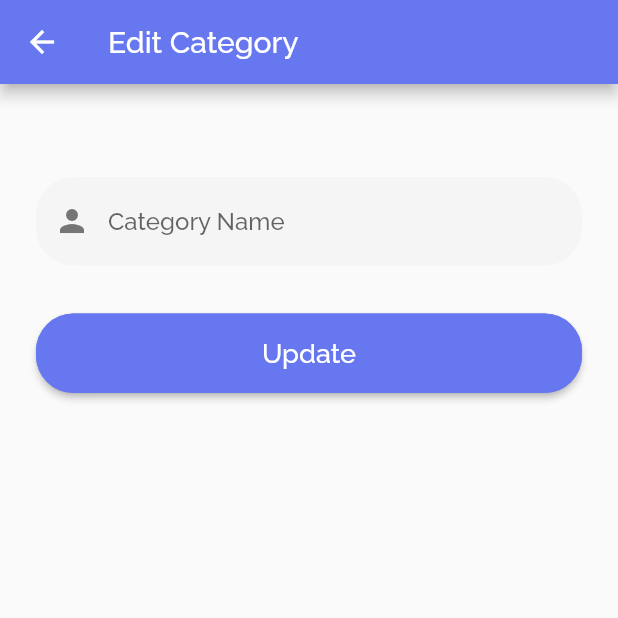
After one commit to oxychan/stisla-mobile, a Flutter app: the EditCategory screen opened by its route, on a phone screen of 412 x 824 dp, the top half of it. The commit adds this screen. Run offline on Flutter 3.47's test engine with Material 2 defaults, Android fonts, the phone set to English and light mode, and no system bars; our stand-ins replace flutter_slidable, percent_indicator, shared_preferences; missing offline and left inert: confirm_dialog; accounts and stored records are empty; network calls fail; statements that could not run were skipped.

Commit message:
added update category feature

```diff
--- a/lib/main.dart
+++ b/lib/main.dart
@@ -1,6 +1,7 @@
+import 'package:flutter/foundation.dart';
 import 'package:flutter/material.dart';
 import 'package:stisla/page/dashboard.dart';
-import 'package:stisla/page/detail_category.dart';
+import 'package:stisla/page/edit_category.dart';
 import 'package:stisla/page/login.dart';
 import 'package:stisla/page/register.dart';
 import 'package:stisla/page/splash_screen.dart';
@@ -25,7 +26,7 @@ class MyApp extends StatelessWidget {
         '/login': (context) => const LoginPage(),
         '/register': (context) => const RegisterPage(),
         '/splash': (context) => const SplashScreen(),
-        '/detail-category': (context) => const DetailCategory(),
+        '/detail-category': (context) => EditCategory(),
       },
     );
   }
--- /dev/null
+++ b/lib/page/edit_category.dart
@@ -0,0 +1,134 @@
+import 'dart:convert';
+
+import 'package:flutter/material.dart';
+import 'package:stisla/models/category_model.dart';
+
+import '../service/category_service.dart';
+
+class EditCategory extends StatefulWidget {
+  EditCategory({
+    super.key,
+    this.category,
+  });
+
+  Category? category;
+
+  @override
+  State<EditCategory> createState() => _EditCategoryState();
+}
+
+class _EditCategoryState extends State<EditCategory> {
+  final TextEditingController editTextController = TextEditingController();
+  String? editCategoryError;
+
+  @override
+  void initState() {
+    // TODO: implement initState
+    super.initState();
+    editTextController.text = widget.category!.name;
+  }
+
+  @override
+  Widget build(BuildContext context) {
+    return Scaffold(
+      appBar: AppBar(
+        backgroundColor: const Color(0xff6777ef),
+        title: const Text('Edit Category'),
+      ),
+      body: Column(
+        children: [
+          Padding(
+            padding: const EdgeInsets.symmetric(
+              vertical: 30.0,
+              horizontal: 24.0,
+            ),
+            child: Column(
+              children: [
+                Padding(
+                  padding: const EdgeInsets.symmetric(vertical: 32.0),
+                  child: TextFormField(
+                    keyboardType: TextInputType.text,
+                    controller: editTextController,
+                    decoration: InputDecoration(
+                      border: OutlineInputBorder(
+                        borderRadius: BorderRadius.circular(25.0),
+                        borderSide: BorderSide.none,
+                      ),
+                      filled: true,
+                      fillColor: Colors.grey[100],
+                      hintText: "Category Name",
+                      prefixIcon: Icon(
+                        Icons.person,
+                        color: Colors.grey[600],
+                      ),
+                      errorText: editCategoryError,
+                      errorStyle: const TextStyle(
+                        fontSize: 16.0,
+                      ),
+                      errorBorder: OutlineInputBorder(
+                        borderRadius: BorderRadius.circular(25.0),
+                        borderSide:
+                            const BorderSide(color: Colors.red, width: 1.0),
+                      ),
+                    ),
+                    onTap: () {
+                      setState(() {
+                        editCategoryError = null;
+                      });
+                    },
+                  ),
+                ),
+                ElevatedButton(
+                  style: ButtonStyle(
+                    foregroundColor: MaterialStateProperty.all<Color>(
+                      Colors.white,
+                    ),
+                    backgroundColor: MaterialStateProperty.all<Color>(
+                      const Color(0xff6777ef),
+                    ),
+                    shape: MaterialStateProperty.all<RoundedRectangleBorder>(
+                      RoundedRectangleBorder(
+                        borderRadius: BorderRadius.circular(25.0),
+                        side: const BorderSide(
+                          color: Color(0xff6777ef),
+                        ),
+                      ),
+                    ),
+                    minimumSize: MaterialStateProperty.all<Size>(
+                      const Size.fromHeight(50),
+                    ),
+                  ),
+                  onPressed: () {
+                    CategoryService.requestUpdate(
+                            widget.category!, editTextController.text)
+                        .then((response) {
+                      if (response.statusCode == 200) {
+                        editTextController.clear();
+                        Navigator.pushNamed(context, '/');
+                      } else if (response.statusCode == 422) {
+                        var jsonObj = json.decode(response.body);
+                        var errors = jsonObj['errors'];
+                        setState(() {
+                          editCategoryError = errors['name'][0];
+                        });
+                      }
+                    });
+                  },
+                  child: const Padding(
+                    padding: EdgeInsets.all(16.0),
+                    child: Text(
+                      "Update",
+                      style: TextStyle(
+                        fontSize: 18,
+                      ),
+                    ),
+                  ),
+                ),
+              ],
+            ),
+          ),
+        ],
+      ),
+    );
+  }
+}
--- a/lib/page/list_categories.dart
+++ b/lib/page/list_categories.dart
@@ -65,8 +65,7 @@ class ListCategories extends StatelessWidget {
                         content:
                             const Text('Are you sure to delete this item?'),
                       )) {
-                        CategoryService.requestDelete(categories[index])
-                            .then((response) => print(response.statusCode));
+                        CategoryService.requestDelete(categories[index]);
                       }
                     },
                     backgroundColor: Colors.red,
--- a/lib/service/category_service.dart
+++ b/lib/service/category_service.dart
@@ -1,4 +1,5 @@
 import 'dart:convert';
+import 'dart:io';
 import 'package:http/http.dart' as http;
 import 'package:shared_preferences/shared_preferences.dart';
 import '../models/category_model.dart';
@@ -65,6 +66,28 @@ class CategoryService {
     return response;
   }
 
+  static Future requestUpdate(Category category, String newCategoryName) async {
+    var apiUrl =
+        Uri.parse('${CategoryService.endPoint}/api/category/${category.id}');
+
+    final sharedPref = await SharedPreferences.getInstance();
+    final token = sharedPref.getString('token');
+
+    final response = await http.put(
+      apiUrl,
+      headers: {
+        "Accept": "application/json",
+        "Access-Control_Allow_Origin": "*",
+        "Authorization": "Bearer $token",
+      },
+      body: {
+        "name": newCategoryName,
+      },
+    );
+
+    return response;
+  }
+
   static Future requestDelete(Category category) async {
     var apiUrl =
         Uri.parse('${CategoryService.endPoint}/api/category/${category.id}');
@@ -72,11 +95,14 @@ class CategoryService {
     final sharedPref = await SharedPreferences.getInstance();
     final token = sharedPref.getString('token');
 
-    final response = await http.delete(apiUrl, headers: {
-      "Accept": "application/json",
-      "Access-Control_Allow_Origin": "*",
-      "Authorization": "Bearer $token",
-    });
+    final response = await http.delete(
+      apiUrl,
+      headers: {
+        "Accept": "application/json",
+        "Access-Control_Allow_Origin": "*",
+        "Authorization": "Bearer $token",
+      },
+    );
 
     return response;
   }
```
Also changed, not shown: lib/page/components/category_card.dart (+7 -3 lines), lib/page/detail_category.dart (deleted, +0 -26 lines).
